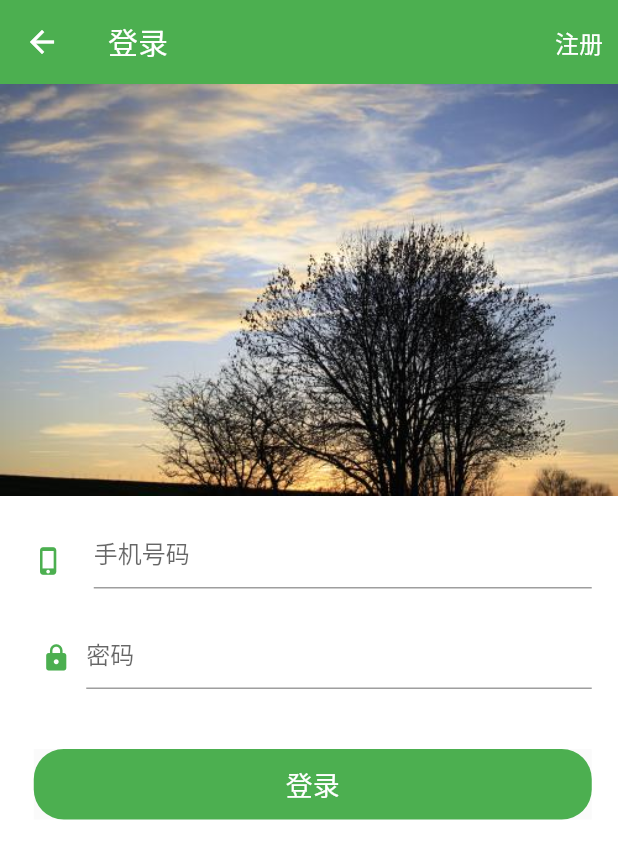
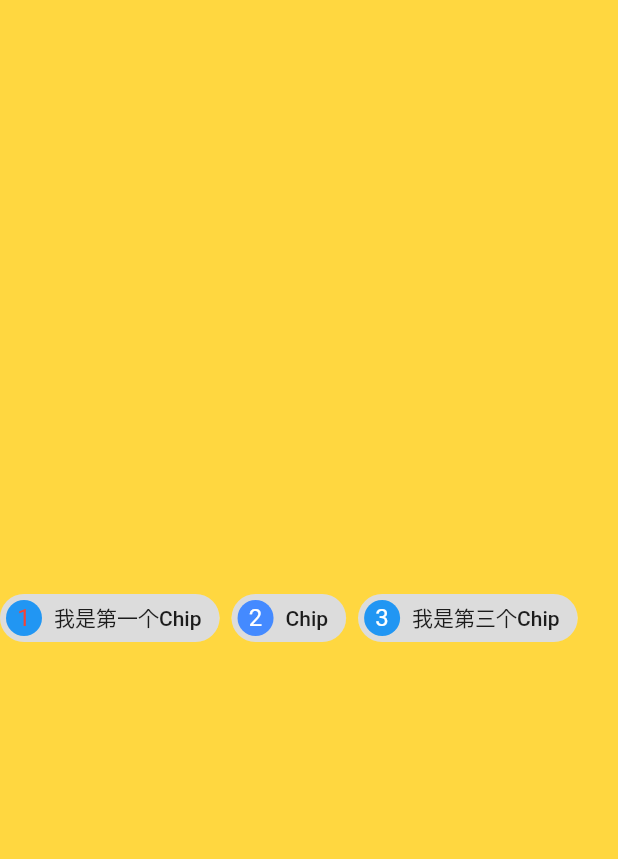
Before and after one commit to liangperfect/FlutterDemo, a Flutter app: the screen it shows after launch, on a phone screen of 412 x 824 dp. Shown: the top 859 px of the screen. Run offline on Flutter 3.47's test engine with Material 2 defaults, Android fonts, the phone set to English and light mode, and no system bars; our stand-ins replace dio, fluttertoast.

Commit message:
流式布局wrap和切片Chip的练习

```diff
--- a/lib/main.dart
+++ b/lib/main.dart
@@ -10,13 +10,14 @@ import 'package:flutter_app/views/SomeKeyDemo.dart';
 import 'package:flutter_app/views/StatefulWidgetDemo.dart';
 import 'package:flutter_app/views/httpdemo/HttpDemo.dart';
 import 'package:flutter_app/views/layoutdemo/LayoutDemo1.dart';
+import 'package:flutter_app/views/layoutdemo/LoginPage.dart';
 import 'package:flutter_app/views/layoutdemo/StackDemo.dart';
 import 'package:flutter_app/views/providerdemo/Counter.dart';
 import 'package:flutter_app/views/providerdemo/ProviderDemo.dart';
 import 'package:flutter_app/views/providerdemo/ProviderSecond.dart';
+import 'package:flutter_app/widgetdemo/ChipDemo.dart';
 import 'package:flutter_app/widgetdemo/Demo.dart';
 import 'package:provider/provider.dart';
-import 'package:flutter_app/views/layoutdemo/LoginPage.dart';
 
 //void main() => runApp(MyApp());
 
@@ -64,9 +65,10 @@ class MyApp extends StatelessWidget {
         '/home/HttpDemo': (BuildContext context) => HttpDemo(),
         '/home/StackDemo': (BuildContext context) => StackDemo(),
         '/home/LayoutDemo1': (BuildContext context) => LayoutDemo1(),
-        '/home/LoginPage': (BuildContext context) => LoginPage()
+        '/home/LoginPage': (BuildContext context) => LoginPage(),
+        '/home/ChipDemo': (BuildContext context) => ChipDemo(),
       },
-      initialRoute: '/home/LoginPage',
+      initialRoute: '/home/ChipDemo',
     );
   }
 }
--- a/lib/views/layoutdemo/LayoutDemo1.dart
+++ b/lib/views/layoutdemo/LayoutDemo1.dart
@@ -88,6 +88,8 @@ class LayoutState extends State<LayoutDemo1> {
       ),
     );
   }
+
+
 }
 
 class MethodWidget extends StatelessWidget {
--- a/lib/views/layoutdemo/LoginPage.dart
+++ b/lib/views/layoutdemo/LoginPage.dart
@@ -146,9 +146,10 @@ class LoginState extends State<LoginPage> {
                       Material(
                         child: InkWell(
                           onTap: () {
-                            Fluttertoast.showToast(
-                                msg: '点击登录按钮并成功跳转',
-                                toastLength: Toast.LENGTH_SHORT);
+//                            Fluttertoast.showToast(
+//                                msg: '点击登录按钮并成功跳转',
+//                                toastLength: Toast.LENGTH_SHORT);
+                            goLogin();
                           },
                           child: Container(
                             padding: EdgeInsets.symmetric(
@@ -177,4 +178,11 @@ class LoginState extends State<LoginPage> {
       ),
     );
   }
+
+  void goLogin() async {
+    print('goLogin');
+    String resultStr =
+        await Future.delayed(Duration(seconds: 3), () => '模拟网络请求数据');
+    Fluttertoast.showToast(msg: resultStr);
+  }
 }
--- /dev/null
+++ b/lib/widgetdemo/ChipDemo.dart
@@ -0,0 +1,56 @@
+import 'package:flutter/material.dart';
+import 'package:flutter/widgets.dart';
+
+class ChipDemo extends StatefulWidget {
+  @override
+  State<StatefulWidget> createState() => ChipState();
+}
+
+class ChipState extends State<ChipDemo> {
+  @override
+  Widget build(BuildContext context) {
+    return Material(
+      child: Container(
+        color: Colors.amberAccent,
+        alignment: Alignment.centerLeft,
+        child: Wrap(
+          direction: Axis.horizontal,
+          spacing: 8,
+          runSpacing: 12,
+          children: <Widget>[
+            Chip(
+              label: Text('我是第一个Chip'),
+              avatar: CircleAvatar(
+                backgroundColor: Colors.blue,
+                child: Text(
+                  '1',
+                  style: TextStyle(color: Colors.red),
+                ),
+              ),
+            ),
+            Chip(
+              label: Text('Chip'),
+              avatar: CircleAvatar(
+                backgroundColor: Colors.blueAccent,
+                child: Text(
+                  '2',
+                  style: TextStyle(color: Colors.white),
+                ),
+              ),
+            ),
+            Chip(
+              label: Text('我是第三个Chip'),
+              avatar: CircleAvatar(
+                backgroundColor: Colors.blue,
+                child: Text(
+                  '3',
+                  style: TextStyle(color: Colors.white),
+                ),
+              ),
+            )
+          ],
+        ),
+      ),
+    );
+  }
+}
```
